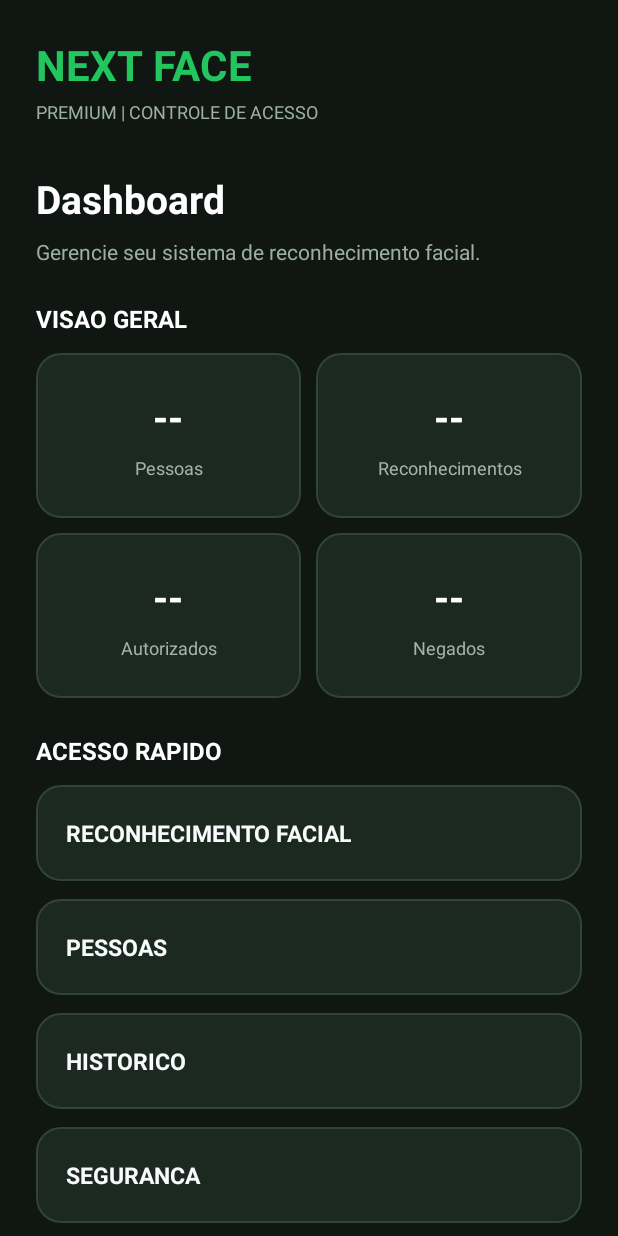
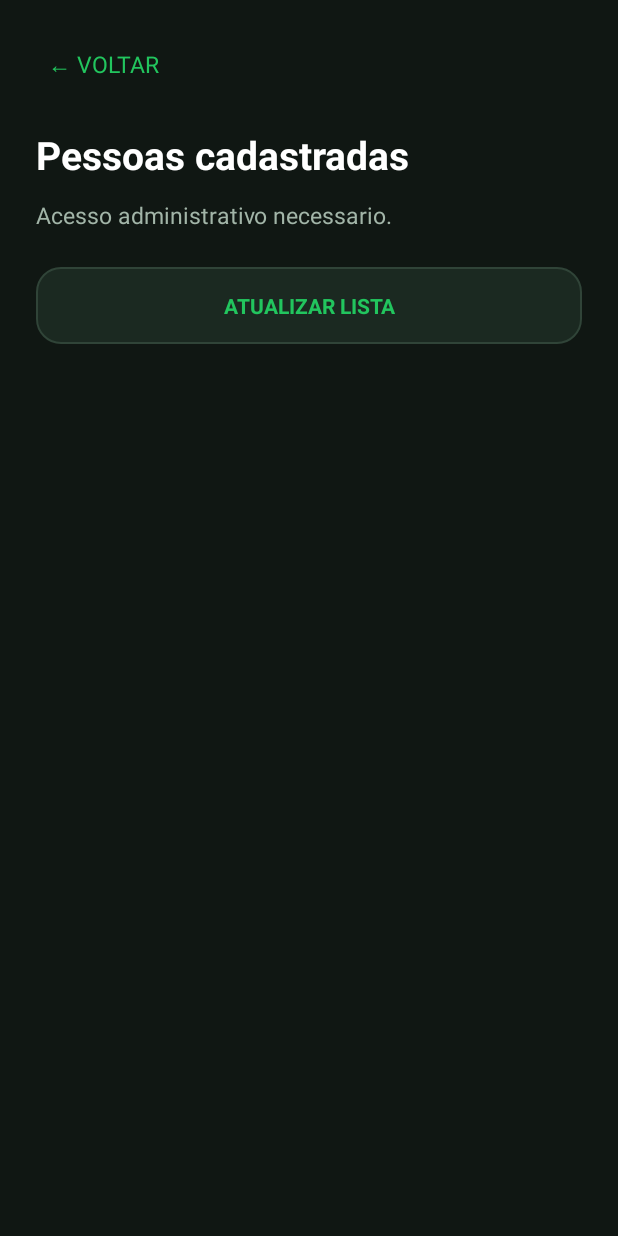
Before and after one commit to marcola123-pixel/Reconhecedor-facial-IA-Parte2, an Android app: the screen it shows after launch (DashboardActivity before the commit, PessoasActivity after it), after a tap on "PESSOAS", on a phone screen of 412 x 824 dp. Run offline under Robolectric (Android 15) with nearby library versions, the phone set to English and light mode, and no system bars.

Commit message:
feat(android): tela de pessoas com listagem autenticada

```diff
--- a/android/app/src/main/AndroidManifest.xml
+++ b/android/app/src/main/AndroidManifest.xml
@@ -30,6 +30,10 @@
             android:name=".MainActivity"
             android:exported="false"
             android:windowSoftInputMode="adjustResize" />
+        <activity
+            android:name=".PessoasActivity"
+            android:exported="false" />
+
     </application>
 
 </manifest>
--- /dev/null
+++ b/android/app/src/main/java/br/ufms/portaria/AdminSession.kt
@@ -0,0 +1,22 @@
+package br.ufms.portaria
+
+object AdminSession {
+
+    private var token: String? = null
+
+    fun conectar(novoToken: String) {
+        token = novoToken
+    }
+
+    fun obterToken(): String? {
+        return token
+    }
+
+    fun desconectar() {
+        token = null
+    }
+
+    fun estaConectado(): Boolean {
+        return !token.isNullOrBlank()
+    }
+}
--- a/android/app/src/main/java/br/ufms/portaria/DashboardActivity.kt
+++ b/android/app/src/main/java/br/ufms/portaria/DashboardActivity.kt
@@ -19,7 +19,9 @@ class DashboardActivity : AppCompatActivity() {
             startActivity(Intent(this, MainActivity::class.java))
         }
 
-        configurarBotao(R.id.btnPessoas, "Pessoas")
+        findViewById<TextView>(R.id.btnPessoas).setOnClickListener {
+            startActivity(Intent(this, PessoasActivity::class.java))
+        }
         configurarBotao(R.id.btnHistorico, "Historico")
         configurarBotao(R.id.btnSeguranca, "Seguranca")
         configurarBotao(R.id.btnConfiguracoes, "Configuracoes")
@@ -90,6 +92,9 @@ class DashboardActivity : AppCompatActivity() {
                     ).show()
                     return@runOnUiThread
                 }
+                AdminSession.conectar(token)
+
+
 
                 findViewById<TextView>(
                     R.id.valorReconhecimentos
--- /dev/null
+++ b/android/app/src/main/java/br/ufms/portaria/PessoasActivity.kt
@@ -0,0 +1,96 @@
+package br.ufms.portaria
+
+import android.os.Bundle
+import android.graphics.Color
+import android.view.Gravity
+import android.widget.LinearLayout
+import android.widget.TextView
+import android.widget.Toast
+import androidx.appcompat.app.AppCompatActivity
+
+class PessoasActivity : AppCompatActivity() {
+
+    override fun onCreate(savedInstanceState: Bundle?) {
+        super.onCreate(savedInstanceState)
+        setContentView(R.layout.activity_pessoas)
+
+        findViewById<TextView>(R.id.btnVoltarPessoas)
+            .setOnClickListener { finish() }
+
+        findViewById<TextView>(R.id.btnAtualizarPessoas)
+            .setOnClickListener { carregarPessoas() }
+
+        carregarPessoas()
+    }
+
+    private fun carregarPessoas() {
+        val token = AdminSession.obterToken()
+
+        if (token.isNullOrBlank()) {
+            findViewById<TextView>(R.id.textoTotalPessoas).text =
+                "Acesso administrativo necessario."
+            return
+        }
+
+        findViewById<TextView>(R.id.textoTotalPessoas).text =
+            "Carregando pessoas..."
+
+        PessoasApi().listar(token) { resultado, erro ->
+
+            runOnUiThread {
+                if (isFinishing || isDestroyed) return@runOnUiThread
+
+                if (resultado == null) {
+                    findViewById<TextView>(
+                        R.id.textoTotalPessoas
+                    ).text = erro ?: "Falha ao carregar pessoas."
+
+                    if (erro == "Acesso administrativo negado.") {
+                        AdminSession.desconectar()
+                    }
+                    return@runOnUiThread
+                }
+
+                findViewById<TextView>(
+                    R.id.textoTotalPessoas
+                ).text = "Total: ${resultado.total} pessoas"
+
+                val lista = findViewById<LinearLayout>(
+                    R.id.listaPessoas
+                )
+
+                lista.removeAllViews()
+
+                if (resultado.pessoas.isEmpty()) {
+                    val vazio = TextView(this).apply {
+                        text = "Nenhuma pessoa cadastrada."
+                        setTextColor(Color.WHITE)
+                        textSize = 16f
+                    }
+                    lista.addView(vazio)
+                    return@runOnUiThread
+                }
+
+                resultado.pessoas.forEach { pessoa ->
+
+                    val item = TextView(this).apply {
+                        text = "${pessoa.nome}\n${pessoa.imagens} imagens cadastradas"
+                        setTextColor(Color.WHITE)
+                        textSize = 17f
+                        setPadding(24, 24, 24, 24)
+                        setBackgroundResource(R.drawable.bg_premium_card)
+                    }
+
+                    val params = LinearLayout.LayoutParams(
+                        LinearLayout.LayoutParams.MATCH_PARENT,
+                        LinearLayout.LayoutParams.WRAP_CONTENT
+                    ).apply {
+                        bottomMargin = (12 * resources.displayMetrics.density).toInt()
+                    }
+
+                    lista.addView(item, params)
+                }
+            }
+        }
+    }
+}
--- /dev/null
+++ b/android/app/src/main/res/layout/activity_pessoas.xml
@@ -0,0 +1,62 @@
+<?xml version="1.0" encoding="utf-8"?>
+<ScrollView
+    xmlns:android="http://schemas.android.com/apk/res/android"
+    android:layout_width="match_parent"
+    android:layout_height="match_parent"
+    android:background="#101713"
+    android:fillViewport="true">
+
+    <LinearLayout
+        android:layout_width="match_parent"
+        android:layout_height="wrap_content"
+        android:orientation="vertical"
+        android:padding="24dp">
+
+        <TextView
+            android:id="@+id/btnVoltarPessoas"
+            android:layout_width="wrap_content"
+            android:layout_height="wrap_content"
+            android:text="← VOLTAR"
+            android:textColor="#22C55E"
+            android:textSize="15sp"
+            android:padding="8dp" />
+
+        <TextView
+            android:layout_width="match_parent"
+            android:layout_height="wrap_content"
+            android:layout_marginTop="24dp"
+            android:text="Pessoas cadastradas"
+            android:textColor="#FFFFFF"
+            android:textSize="26sp"
+            android:textStyle="bold" />
+
+        <TextView
+            android:id="@+id/textoTotalPessoas"
+            android:layout_width="match_parent"
+            android:layout_height="wrap_content"
+            android:layout_marginTop="12dp"
+            android:text="Carregando..."
+            android:textColor="#A2B5A8"
+            android:textSize="15sp" />
+
+        <TextView
+            android:id="@+id/btnAtualizarPessoas"
+            android:layout_width="match_parent"
+            android:layout_height="wrap_content"
+            android:layout_marginTop="24dp"
+            android:background="@drawable/bg_premium_card"
+            android:gravity="center"
+            android:padding="16dp"
+            android:text="ATUALIZAR LISTA"
+            android:textColor="#22C55E"
+            android:textStyle="bold" />
+
+        <LinearLayout
+            android:id="@+id/listaPessoas"
+            android:layout_width="match_parent"
+            android:layout_height="wrap_content"
+            android:layout_marginTop="24dp"
+            android:orientation="vertical" />
+
+    </LinearLayout>
+</ScrollView>
```
Also changed, not shown: android/app/src/main/java/br/ufms/portaria/PessoasApi.kt (added, +92 -0 lines).
